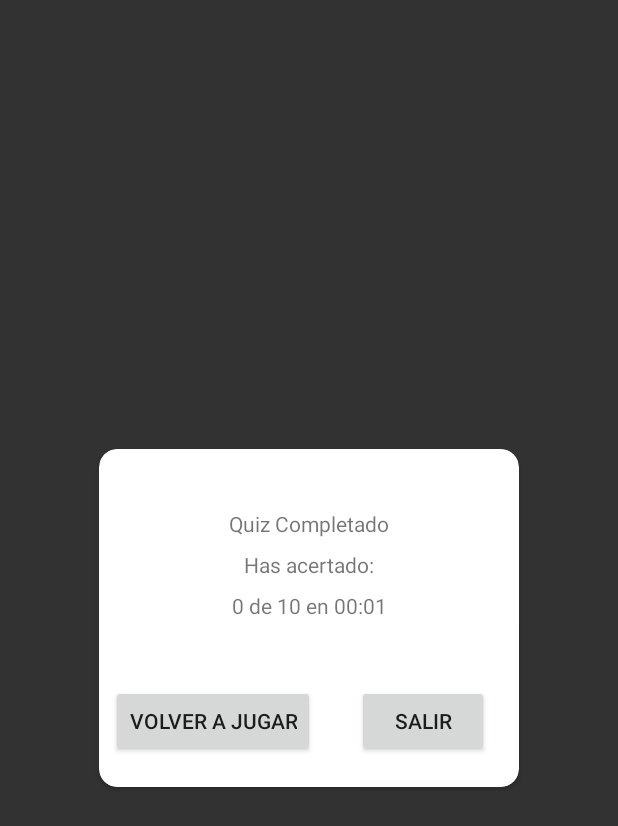
After one commit to ecgrullon/musickingquiz, an Android app: the fragment finishDialog shown on its own in the app's theme, on a phone screen of 412 x 824 dp. The commit adds this screen. Shown: the top 826 px of the screen. Run offline under Robolectric (Android 15) with nearby library versions, the phone set to English and light mode, and no system bars.

Commit message:
Music Quiz beta 4

```diff
--- a/app/build.gradle
+++ b/app/build.gradle
@@ -35,4 +35,6 @@ dependencies {
     testImplementation 'junit:junit:4.12'
     androidTestImplementation 'com.android.support.test:runner:1.0.2'
     androidTestImplementation 'com.android.support.test.espresso:espresso-core:3.0.2'
+    implementation 'com.android.support:cardview-v7:28.0.0'
+    implementation 'com.android.support:design:28.0.0'
 }
--- a/app/src/main/AndroidManifest.xml
+++ b/app/src/main/AndroidManifest.xml
@@ -3,6 +3,7 @@
     package="es.usj.musickingquiz">
 
     <uses-permission android:name="android.permission.INTERNET" />
+    <uses-permission android:name="android.permission.DOWNLOAD_WITHOUT_NOTIFICATION" />
     <uses-permission android:name="android.permission.WRITE_EXTERNAL_STORAGE" />
     <uses-permission android:name="android.permission.READ_EXTERNAL_STORAGE"/>
 
--- /dev/null
+++ b/app/src/main/java/es/usj/musickingquiz/Dialogs/finishDialog.java
@@ -0,0 +1,87 @@
+package es.usj.musickingquiz.Dialogs;
+
+
+import android.content.Intent;
+import android.os.Bundle;
+import android.support.v4.app.Fragment;
+import android.view.LayoutInflater;
+import android.view.View;
+import android.view.ViewGroup;
+import android.widget.Button;
+import android.widget.RelativeLayout;
+import android.widget.TextView;
+
+import es.usj.musickingquiz.R;
+
+
+public class finishDialog extends Fragment {
+
+
+    private static String fd_aciertos = "", fd_questionsNumber = "", fd_timeApproached = "";
+
+    Button btnSalir;
+    Button btnVolverAJugar;
+    RelativeLayout rl_root;
+    TextView tvScore;
+
+    public finishDialog() {
+        // Required empty public constructor
+    }
+
+    public static finishDialog newInstance(String aciertos, String questionsNumber, String timeApproached) {
+        finishDialog fd = new finishDialog();
+        fd_aciertos = aciertos;
+        fd_questionsNumber = questionsNumber;
+        fd_timeApproached = timeApproached;
+        return fd;
+    }
+
+    @Override
+    public View onCreateView(LayoutInflater inflater, ViewGroup container,
+                             Bundle savedInstanceState) {
+        // Inflate the layout for this fragment
+        View view = inflater.inflate(R.layout.dialog_finish, container, false);
+
+        tvScore = view.findViewById(R.id.tv_score);
+
+        btnSalir = view.findViewById(R.id.btnSalir);
+        btnSalir.setOnClickListener(new View.OnClickListener() {
+            @Override
+            public void onClick(View v) {
+                salir();
+            }
+        });
+
+        btnVolverAJugar = view.findViewById(R.id.btn_volver_a_jugar);
+        btnVolverAJugar.setOnClickListener(new View.OnClickListener() {
+            @Override
+            public void onClick(View v) {
+                Intent i = getActivity().getBaseContext().getPackageManager()
+                        .getLaunchIntentForPackage(getActivity().getBaseContext().getPackageName());
+                i.addFlags(Intent.FLAG_ACTIVITY_CLEAR_TOP);
+                getActivity().finish();
+                startActivity(i);
+            }
+        });
+
+        rl_root = view.findViewById(R.id.rl_finish_dialog_root);
+        rl_root.setOnClickListener(new View.OnClickListener() {
+            @Override
+            public void onClick(View v) {
+
+            }
+        });
+
+        setScore();
+        return view;
+    }
+
+    public void setScore() {
+        tvScore.setText(fd_aciertos + " de " + fd_questionsNumber + " en " + fd_timeApproached);
+    }
+
+    private void salir() {
+        getActivity().finish();
+        getActivity().moveTaskToBack(true);
+    }
+}
--- a/app/src/main/java/es/usj/musickingquiz/MainActivity.java
+++ b/app/src/main/java/es/usj/musickingquiz/MainActivity.java
@@ -20,7 +20,6 @@ import org.androidannotations.annotations.ViewById;
 import org.androidannotations.annotations.res.AnimationRes;
 
 import es.usj.musickingquiz.Fragments.LoadingFragment;
-import es.usj.musickingquiz.Models.Shared;
 
 @EActivity
 public class MainActivity extends AppCompatActivity implements ActivityCompat.OnRequestPermissionsResultCallback, LoadingFragment.OnFinishedLoadListener {
@@ -67,8 +66,6 @@ public class MainActivity extends AppCompatActivity implements ActivityCompat.On
 
     @Override
     protected void onStart() {
-
-        Shared.reset();
 
         l1.setAnimation(uptodown);
         l2.setAnimation(downtoup);
--- a/app/src/main/java/es/usj/musickingquiz/Models/Settings.java
+++ b/app/src/main/java/es/usj/musickingquiz/Models/Settings.java
@@ -2,12 +2,16 @@ package es.usj.musickingquiz.Models;
 
 public class Settings {
 
+    //TODO asociar esta clase a un archivo de configuración editable
     public static final int answersNumber = 4;
 
+    public static final String serverURL = "http://10.0.2.2:8080/";
     public static final String resourcesURL = "http://10.0.2.2:8080/MusicQuiz/resources/music";
     public static final String jsonFileURL = "http://10.0.2.2:8080/MusicQuiz/api/songs";
     public static final String jsonFileName = "songs.json";
     public static final int numberOfSongsToPlay = 10;
 
-
+    public static int getPercentOfCompletionPerFile() {
+        return 100 / (numberOfSongsToPlay + 1);
+    }
 }
--- a/app/src/main/java/es/usj/musickingquiz/Models/Shared.java
+++ b/app/src/main/java/es/usj/musickingquiz/Models/Shared.java
@@ -6,11 +6,9 @@ public class Shared {
 
     public static boolean areAllSongsDownloaded = false;
     public static ArrayList<Songs> songsList = null;
-    public static ArrayList<Songs> playList = null;
 
     public static void reset() {
         areAllSongsDownloaded = false;
         songsList = null;
-        playList = null;
     }
 }
--- a/app/src/main/java/es/usj/musickingquiz/QuizPage.java
+++ b/app/src/main/java/es/usj/musickingquiz/QuizPage.java
@@ -19,9 +19,6 @@ public class QuizPage extends AppCompatActivity implements SureDialog.NoticeDial
     protected void onCreate(Bundle savedInstanceState) {
         super.onCreate(savedInstanceState);
         setContentView(R.layout.activity_quiz_page);
-
-
-
     }
 
     @Override
@@ -34,7 +31,8 @@ public class QuizPage extends AppCompatActivity implements SureDialog.NoticeDial
 
     @Override
     public void onDialogPositiveClick(DialogFragment dialog) {
-        super.onBackPressed();
+        finish();
+        moveTaskToBack(true);
     }
 
     @Override
--- a/app/src/main/res/layout/activity_quiz_page.xml
+++ b/app/src/main/res/layout/activity_quiz_page.xml
@@ -2,6 +2,7 @@
 <android.support.constraint.ConstraintLayout xmlns:android="http://schemas.android.com/apk/res/android"
     xmlns:app="http://schemas.android.com/apk/res-auto"
     xmlns:tools="http://schemas.android.com/tools"
+    android:id="@+id/activity_quiz_root_layout"
     android:layout_width="match_parent"
     android:layout_height="match_parent"
     android:background="@drawable/background"
--- /dev/null
+++ b/app/src/main/res/layout/dialog_finish.xml
@@ -0,0 +1,81 @@
+<?xml version="1.0" encoding="utf-8"?>
+<RelativeLayout xmlns:android="http://schemas.android.com/apk/res/android"
+    xmlns:app="http://schemas.android.com/apk/res-auto"
+    xmlns:tools="http://schemas.android.com/tools"
+    android:id="@+id/rl_finish_dialog_root"
+    android:layout_width="match_parent"
+    android:layout_height="match_parent"
+    android:alpha="50"
+    android:background="#cc000000"
+    android:clickable="true"
+    android:focusable="auto"
+    android:gravity="center"
+    tools:context=".Dialogs.finishDialog">
+
+    <!-- TODO: Update blank fragment layout -->
+    <android.support.v7.widget.CardView
+        android:layout_width="wrap_content"
+        android:layout_height="wrap_content"
+        android:layout_rowWeight="1"
+        android:layout_columnWeight="1"
+        android:layout_margin="12dp"
+        android:elevation="6dp"
+        app:cardCornerRadius="12dp">
+
+        <android.support.constraint.ConstraintLayout
+            android:id="@+id/relativeLayout"
+            android:layout_width="280dp"
+            android:layout_height="225dp">
+
+            <TextView
+                android:id="@+id/textView2"
+                android:layout_width="wrap_content"
+                android:layout_height="wrap_content"
+                android:layout_marginTop="40dp"
+                android:text="Quiz Completado"
+                app:layout_constraintLeft_toLeftOf="parent"
+                app:layout_constraintRight_toRightOf="parent"
+                app:layout_constraintTop_toTopOf="parent" />
+
+            <TextView
+                android:id="@+id/textView3"
+                android:layout_width="wrap_content"
+                android:layout_height="wrap_content"
+                android:layout_marginTop="8dp"
+                android:text="Has acertado:"
+                app:layout_constraintLeft_toLeftOf="parent"
+                app:layout_constraintRight_toRightOf="parent"
+                app:layout_constraintTop_toBottomOf="@+id/textView2" />
+
+            <TextView
+                android:id="@+id/tv_score"
+                android:layout_width="wrap_content"
+                android:layout_height="wrap_content"
+                android:layout_marginTop="8dp"
+                android:text="50 de 30 3n 1:30"
+                app:layout_constraintLeft_toLeftOf="parent"
+                app:layout_constraintRight_toRightOf="parent"
+                app:layout_constraintTop_toBottomOf="@+id/textView3" />
+
+            <Button
+                android:id="@+id/btn_volver_a_jugar"
+                android:layout_width="wrap_content"
+                android:layout_height="wrap_content"
+                android:layout_marginStart="8dp"
+                android:layout_marginBottom="20dp"
+                android:text="Volver a Jugar"
+                app:layout_constraintBottom_toBottomOf="parent"
+                app:layout_constraintStart_toStartOf="parent" />
+
+            <Button
+                android:id="@+id/btnSalir"
+                android:layout_width="wrap_content"
+                android:layout_height="wrap_content"
+                android:layout_marginEnd="20dp"
+                android:layout_marginBottom="20dp"
+                android:text="Salir"
+                app:layout_constraintBottom_toBottomOf="parent"
+                app:layout_constraintEnd_toEndOf="parent" />
+        </android.support.constraint.ConstraintLayout>
+    </android.support.v7.widget.CardView>
+</RelativeLayout>
--- a/app/src/main/res/layout/fragment_loading.xml
+++ b/app/src/main/res/layout/fragment_loading.xml
@@ -23,7 +23,7 @@
         app:layout_constraintStart_toStartOf="parent" />
 
     <TextView
-        android:id="@+id/textView"
+        android:id="@+id/tv_downloading"
         android:layout_width="wrap_content"
         android:layout_height="wrap_content"
         android:layout_marginBottom="8dp"
--- a/app/src/main/res/values/colors.xml
+++ b/app/src/main/res/values/colors.xml
@@ -5,7 +5,7 @@
     <color name="black">#000</color>
     <color name="lightorange">#fdf2df</color>
     <color name="lightorangedark">#ebd6ab</color>
-    <color name="colorAccent">#FF4081</color>
+    <color name="colorAccent">#545354</color>
     <color name="backgroundQuiz">#021E1E</color>
 
 </resources>
--- a/app/src/main/res/values/strings.xml
+++ b/app/src/main/res/values/strings.xml
@@ -17,4 +17,9 @@
     <string name="respuesta_incorrecta">Respuesta incorrecta</string>
     <string name="responder">Responder</string>
     <string name="descargando_recursos">Descargando recursos...</string>
+    <string name="exit_confirmation_message">Estás seguro de que deseas salir?</string>
+    <string name="yes_exit">Si, salir</string>
+    <string name="no_keep">No, cancelar</string>
+    <string name="files_download_failed">Files download failed</string>
+    <string name="server_connection_failed">Server connection failed</string>
 </resources>
```
Also changed, not shown: app/src/main/java/es/usj/musickingquiz/Dialogs/SureDialog.java (+5 -3 lines), app/src/main/java/es/usj/musickingquiz/Fragments/GameFragment.java (+55 -32 lines), app/src/main/java/es/usj/musickingquiz/Fragments/LoadingFragment.java (+12 -12 lines), app/src/main/res/layout/fragment_game.xml (+15 -16 lines), 1 other file.
